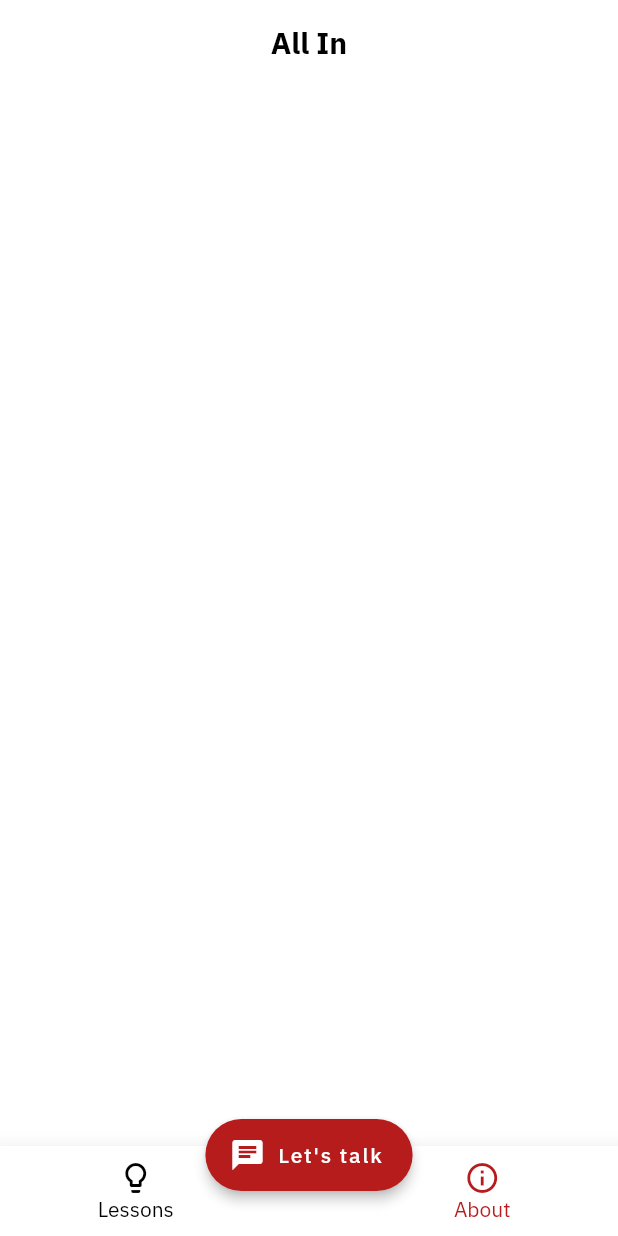
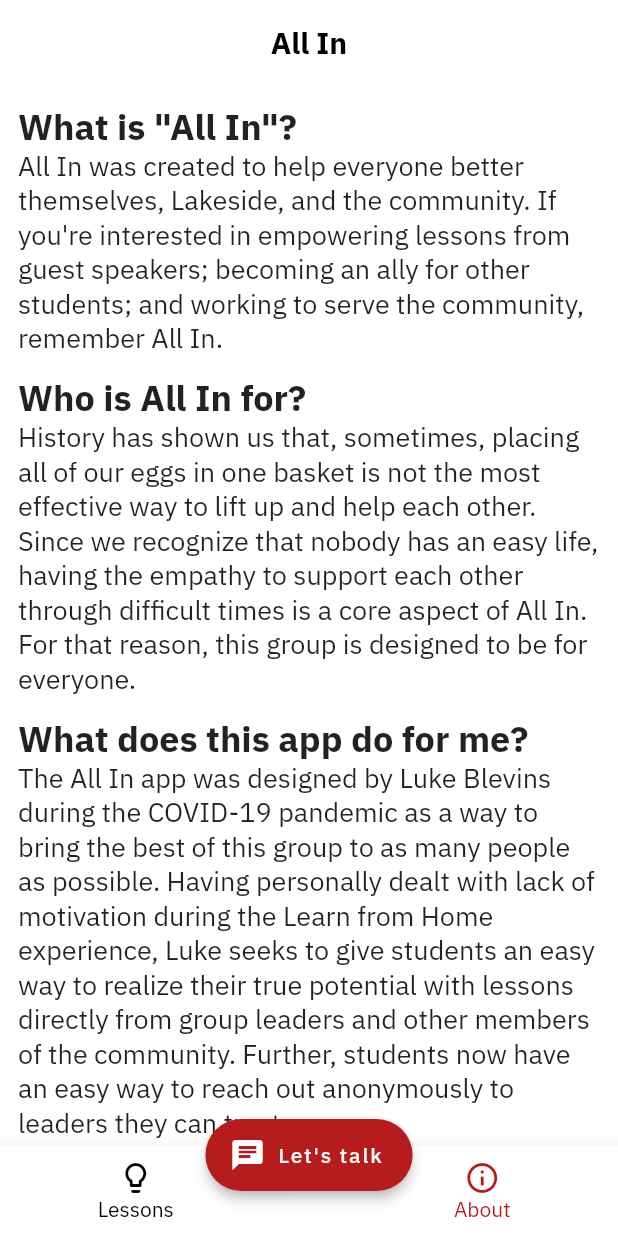
Before and after one commit to duke7553/all-in, a Flutter app: the screen it shows after launch, after a tap on "About", on a phone screen of 412 x 824 dp. Run offline on Flutter 3.47's test engine with Material 2 defaults, Android fonts, the light colour scheme and no system bars; our stand-ins replace flutter_cache_manager, google_fonts; missing offline and left inert: dart:html; network calls fail.

Commit message:
Add Info Page

```diff
--- a/lib/main.dart
+++ b/lib/main.dart
@@ -218,7 +218,35 @@ class _MyHomePageState extends State<MyHomePage> {
 class SchedulePageState extends StatelessWidget {
   @override
   Widget build(BuildContext context) {
-    return Scaffold();
+    return Padding(
+      child: Column(
+          crossAxisAlignment: CrossAxisAlignment.start,
+          mainAxisAlignment: MainAxisAlignment.start,
+          children: [
+            Text("What is \"All In\"?",
+                style: GoogleFonts.ibmPlexSans(
+                    fontSize: 24, fontWeight: FontWeight.bold)),
+            Text(
+                "All In was created to help everyone better themselves, Lakeside, and the community. If you're interested in empowering lessons from guest speakers; becoming an ally for other students; and working to serve the community, remember All In.",
+                style: GoogleFonts.ibmPlexSans(fontSize: 18)),
+            SizedBox(height: 12),
+            Text("Who is All In for?",
+                style: GoogleFonts.ibmPlexSans(
+                    fontSize: 24, fontWeight: FontWeight.bold)),
+            Text(
+                "History has shown us that, sometimes, placing all of our eggs in one basket is not the most effective way to lift up and help each other. Since we recognize that nobody has an easy life, having the empathy to support each other through difficult times is a core aspect of All In. For that reason, this group is designed to be for everyone.",
+                style: GoogleFonts.ibmPlexSans(fontSize: 18)),
+            SizedBox(height: 12),
+            Text("What does this app do for me?",
+                style: GoogleFonts.ibmPlexSans(
+                    fontSize: 24, fontWeight: FontWeight.bold)),
+            Text(
+                "The All In app was designed by Luke Blevins during the COVID-19 pandemic as a way to bring the best of this group to as many people as possible. Having personally dealt with lack of motivation during the Learn from Home experience, Luke seeks to give students an easy way to realize their true potential with lessons directly from group leaders and other members of the community. Further, students now have an easy way to reach out anonymously to leaders they can trust.",
+                style: GoogleFonts.ibmPlexSans(fontSize: 18)),
+            SizedBox(height: 12),
+          ]),
+      padding: EdgeInsets.all(12),
+    );
   }
 }
 
```
